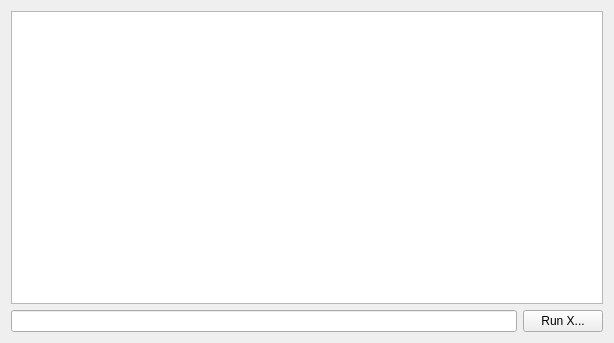
Qt form src/shared_modules/tmp_gui.ui (ccp4/DUI2) before a commit.
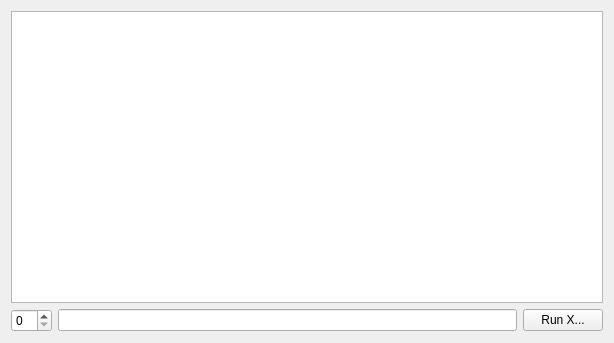
The same form after that commit.

Commit message: editing gui, connecting texts

Patch:
```diff
--- a/src/shared_modules/tmp_gui.ui
+++ b/src/shared_modules/tmp_gui.ui
@@ -22,7 +22,10 @@
      <item>
       <layout class="QHBoxLayout" name="horizontalLayout">
        <item>
-        <widget class="QLineEdit" name="lineEdit"/>
+        <widget class="QSpinBox" name="NumSpinBox"/>
+       </item>
+       <item>
+        <widget class="QLineEdit" name="CmdLineEdit"/>
        </item>
        <item>
         <widget class="QPushButton" name="RunPushButton">
```
Left out of the diff: 2 changed lines with no effect on the pictures. The commit also changes 1 other file.
